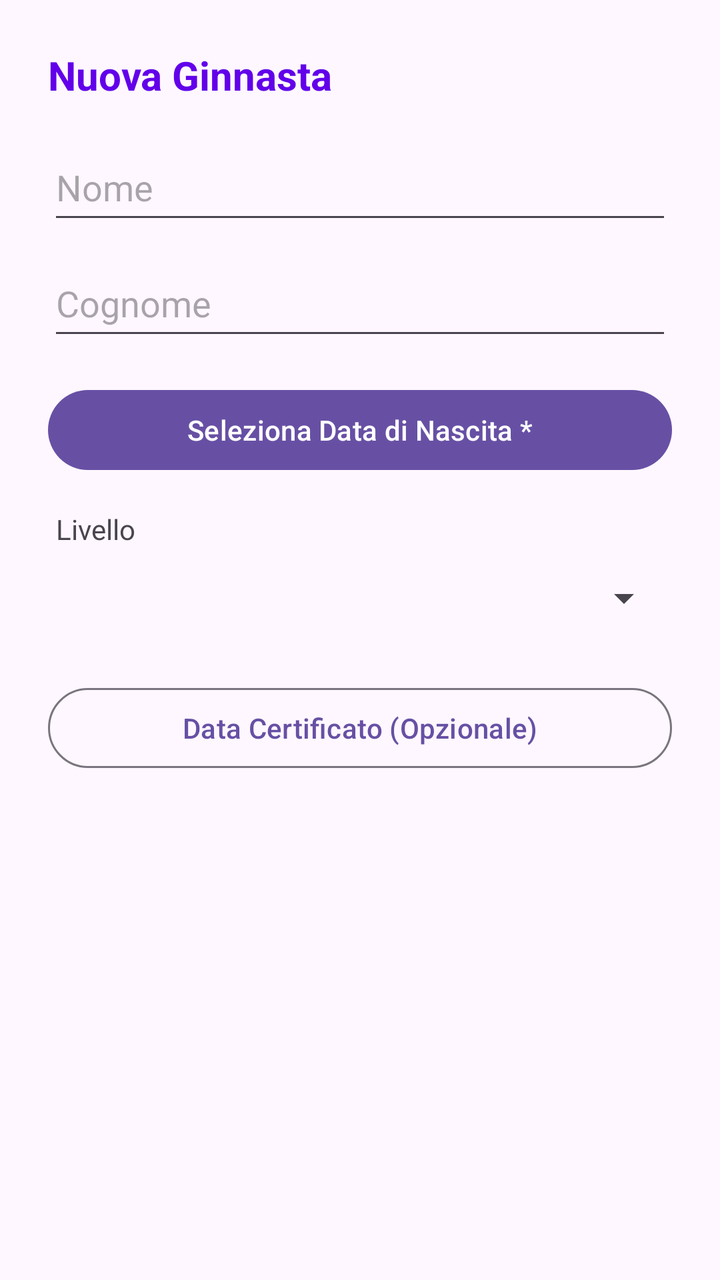
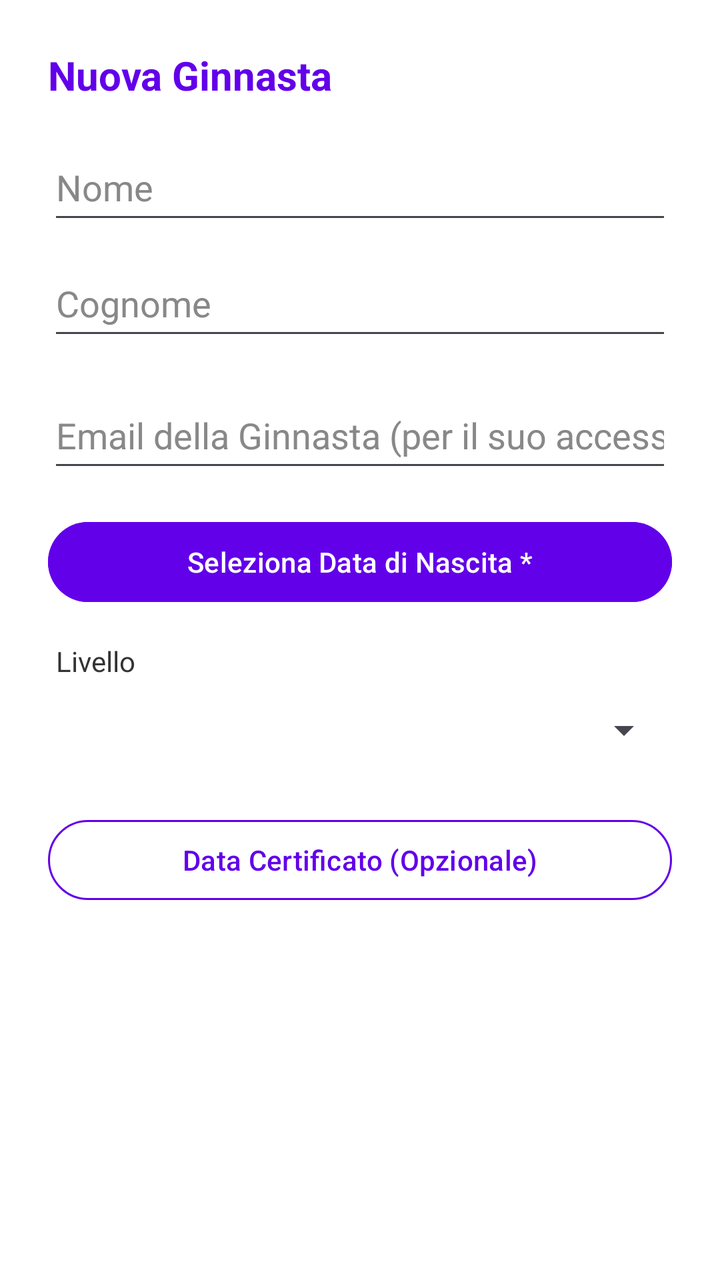

Two renders of the same Android screen: before a commit and after it. Below are the layout's source before the change and the commit's diff.
<!-- AndroidManifest.xml: application theme Theme.GinnasticaRitmica -->
<!-- res/layout/dialog_aggiungi_atleta.xml -->
<?xml version="1.0" encoding="utf-8"?>
<LinearLayout xmlns:android="http://schemas.android.com/apk/res/android"
    android:layout_width="match_parent"
    android:layout_height="wrap_content"
    android:orientation="vertical"
    android:padding="24dp">

    <TextView
        android:layout_width="wrap_content"
        android:layout_height="wrap_content"
        android:text="Nuova Ginnasta"
        android:textSize="20sp"
        android:textStyle="bold"
        android:textColor="#6200EA"
        android:layout_marginBottom="16dp"/>

    <EditText
        android:id="@+id/etNome"
        android:layout_width="match_parent"
        android:layout_height="50dp"
        android:hint="Nome"
        android:inputType="textPersonName"
        android:layout_marginBottom="8dp"/>

    <EditText
        android:id="@+id/etCognome"
        android:layout_width="match_parent"
        android:layout_height="50dp"
        android:hint="Cognome"
        android:inputType="textPersonName"
        android:layout_marginBottom="16dp"/>

    
    <Button
        android:id="@+id/btnDataNascita"
        android:layout_width="match_parent"
        android:layout_height="wrap_content"
        android:text="Seleziona Data di Nascita *"
        android:layout_marginBottom="16dp"/>

    <TextView
        android:layout_width="wrap_content"
        android:layout_height="wrap_content"
        android:text="Livello"
        android:textSize="14sp"
        android:layout_marginStart="4dp"/>

    <Spinner
        android:id="@+id/spinnerLivello"
        android:layout_width="match_parent"
        android:layout_height="50dp"
        android:layout_marginBottom="16dp"/>

    
    <Button
        android:id="@+id/btnDataCertificato"
        android:layout_width="match_parent"
        android:layout_height="wrap_content"
        android:text="Data Certificato (Opzionale)"
        style="?attr/materialButtonOutlinedStyle"/>

</LinearLayout>
<!-- resources referenced by this layout -->
<resources>
  <style name="Theme.GinnasticaRitmica" parent="Base.Theme.GinnasticaRitmica" />
  <style name="Base.Theme.GinnasticaRitmica" parent="Theme.Material3.DayNight.NoActionBar">
          
          
      </style>
</resources>

<!-- the commit's change to res/layout/dialog_aggiungi_atleta.xml (unified diff, before → after) -->
@@ -1,8 +1,10 @@
 <?xml version="1.0" encoding="utf-8"?>
 <LinearLayout xmlns:android="http://schemas.android.com/apk/res/android"
+    xmlns:app="http://schemas.android.com/apk/res-auto"
     android:layout_width="match_parent"
     android:layout_height="wrap_content"
     android:orientation="vertical"
+    android:background="@color/sfondo_app"
     android:padding="24dp">
 
     <TextView
@@ -11,7 +13,7 @@
         android:text="Nuova Ginnasta"
         android:textSize="20sp"
         android:textStyle="bold"
-        android:textColor="#6200EA"
+        android:textColor="@color/viola_torre"
         android:layout_marginBottom="16dp"/>
 
     <EditText
@@ -19,6 +21,8 @@
         android:layout_width="match_parent"
         android:layout_height="50dp"
         android:hint="Nome"
+        android:textColor="@color/testo_titoli"
+        android:textColorHint="@color/testo_chiaro"
         android:inputType="textPersonName"
         android:layout_marginBottom="8dp"/>
 
@@ -27,21 +31,35 @@
         android:layout_width="match_parent"
         android:layout_height="50dp"
         android:hint="Cognome"
+        android:textColor="@color/testo_titoli"
+        android:textColorHint="@color/testo_chiaro"
         android:inputType="textPersonName"
         android:layout_marginBottom="16dp"/>
 
-    
+    <EditText
+        android:id="@+id/etEmailAtleta"
+        android:layout_width="match_parent"
+        android:layout_height="50dp"
+        android:hint="Email della Ginnasta (per il suo accesso)"
+        android:inputType="textEmailAddress"
+        android:textColor="@color/testo_titoli"
+        android:textColorHint="@color/testo_chiaro"
+        android:layout_marginBottom="16dp"/>
+
     <Button
         android:id="@+id/btnDataNascita"
         android:layout_width="match_parent"
         android:layout_height="wrap_content"
         android:text="Seleziona Data di Nascita *"
+        android:backgroundTint="@color/viola_torre"
+        android:textColor="@android:color/white"
         android:layout_marginBottom="16dp"/>
 
     <TextView
         android:layout_width="wrap_content"
         android:layout_height="wrap_content"
         android:text="Livello"
+        android:textColor="@color/testo_sottotitoli"
         android:textSize="14sp"
         android:layout_marginStart="4dp"/>
 
@@ -51,12 +69,13 @@
         android:layout_height="50dp"
         android:layout_marginBottom="16dp"/>
 
-    
     <Button
         android:id="@+id/btnDataCertificato"
         android:layout_width="match_parent"
         android:layout_height="wrap_content"
         android:text="Data Certificato (Opzionale)"
+        android:textColor="@color/viola_torre"
+        app:strokeColor="@color/viola_torre"
         style="?attr/materialButtonOutlinedStyle"/>
 
 </LinearLayout>
<!-- resource entries referenced after the edit -->
@@ -1,5 +1,10 @@
 <!-- resources referenced by this layout -->
 <resources>
+  <color name="sfondo_app">#FFFFFF</color>
+  <color name="testo_chiaro">#888888</color>
+  <color name="testo_sottotitoli">#333333</color>
+  <color name="testo_titoli">#000000</color>
+  <color name="viola_torre">#6200EA</color>
   <style name="Theme.GinnasticaRitmica" parent="Base.Theme.GinnasticaRitmica" />
   <style name="Base.Theme.GinnasticaRitmica" parent="Theme.Material3.DayNight.NoActionBar">
           
